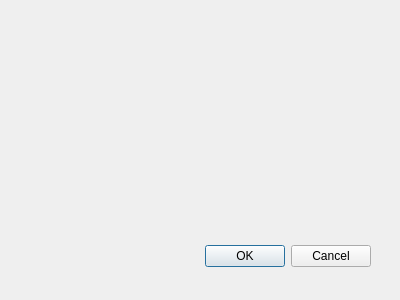
Old version of the form foodlist.ui in the repository chesteran/QTtest.
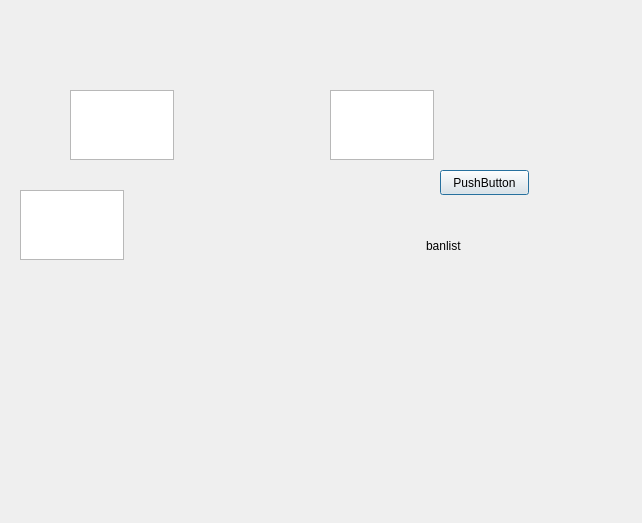
New version of the form.

Patch:
```diff
--- a/foodlist.ui
+++ b/foodlist.ui
@@ -8,27 +8,67 @@
    <rect>
     <x>0</x>
     <y>0</y>
-    <width>400</width>
-    <height>300</height>
+    <width>642</width>
+    <height>523</height>
    </rect>
   </property>
   <property name="windowTitle">
    <string>Dialog</string>
   </property>
-  <widget class="QDialogButtonBox" name="buttonBox">
+  <widget class="QPushButton" name="pushButton">
    <property name="geometry">
     <rect>
-     <x>30</x>
-     <y>240</y>
-     <width>341</width>
-     <height>32</height>
+     <x>440</x>
+     <y>170</y>
+     <width>89</width>
+     <height>25</height>
     </rect>
    </property>
-   <property name="orientation">
-    <enum>Qt::Horizontal</enum>
+   <property name="text">
+    <string>PushButton</string>
    </property>
-   <property name="standardButtons">
-    <set>QDialogButtonBox::Cancel|QDialogButtonBox::Ok</set>
+  </widget>
+  <widget class="QLabel" name="label">
+   <property name="geometry">
+    <rect>
+     <x>426</x>
+     <y>230</y>
+     <width>81</width>
+     <height>31</height>
+    </rect>
+   </property>
+   <property name="text">
+    <string>banlist</string>
+   </property>
+  </widget>
+  <widget class="QTextEdit" name="textEdit">
+   <property name="geometry">
+    <rect>
+     <x>70</x>
+     <y>90</y>
+     <width>104</width>
+     <height>70</height>
+    </rect>
+   </property>
+  </widget>
+  <widget class="QTextEdit" name="textEdit_2">
+   <property name="geometry">
+    <rect>
+     <x>20</x>
+     <y>190</y>
+     <width>104</width>
+     <height>70</height>
+    </rect>
+   </property>
+  </widget>
+  <widget class="QTextEdit" name="textEdit_3">
+   <property name="geometry">
+    <rect>
+     <x>330</x>
+     <y>90</y>
+     <width>104</width>
+     <height>70</height>
+    </rect>
    </property>
   </widget>
  </widget>
```
Left out of the diff: 40 changed lines with no effect on the pictures.
